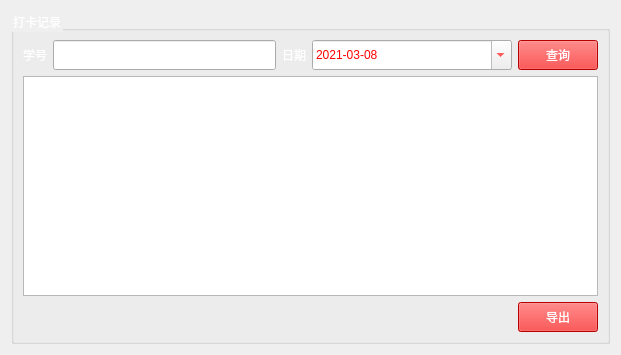
The window that recordwidget.ui (eagleqq/FaceRecognition) describes before a commit, drawn with Qt 5.
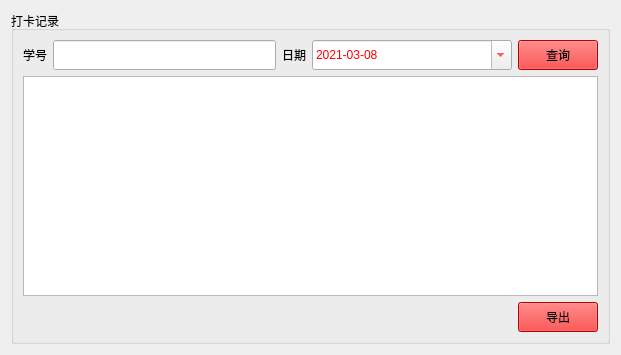
The same window after the commit.

```diff
--- a/recordwidget.ui
+++ b/recordwidget.ui
@@ -17,7 +17,7 @@
    <item>
     <widget class="QGroupBox" name="groupBox">
      <property name="styleSheet">
-      <string notr="true">color: rgb(255, 255, 255);</string>
+      <string notr="true">/*color: rgb(255, 255, 255);*/</string>
      </property>
      <property name="title">
       <string>打卡记录</string>
```
